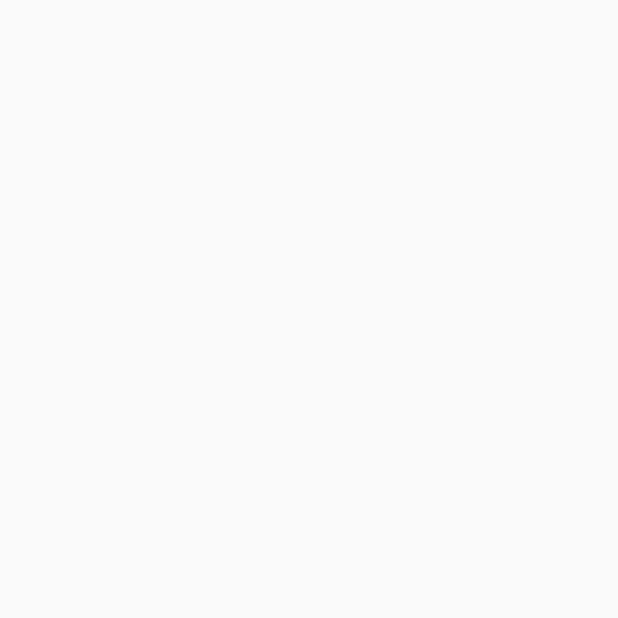
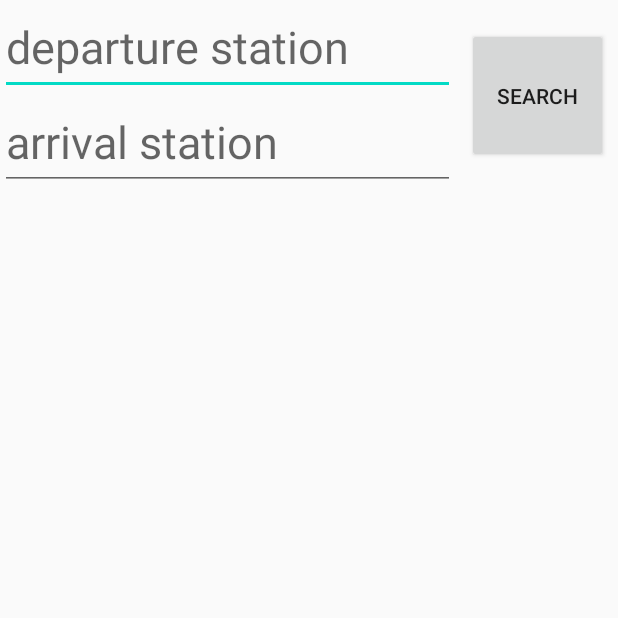
Before and after one commit to yunju-kang/AlbertAI, an Android app: the BusActivity screen opened directly, with no data from a screen before it, on a phone screen of 412 x 824 dp, the top half of it. Before the commit the part shown is empty. Run offline under Robolectric (Android 15) with nearby library versions, the phone set to English and light mode, and no system bars.

Commit message:
add editText to bus_activity

```diff
--- a/application/AlbertAlarm/app/src/main/java/com/example/albertalarm/BusActivity.java
+++ b/application/AlbertAlarm/app/src/main/java/com/example/albertalarm/BusActivity.java
@@ -3,20 +3,34 @@ package com.example.albertalarm;
 import android.os.Bundle;
 import android.view.Gravity;
 import android.view.View;
+import android.widget.Button;
 
 import androidx.appcompat.app.AppCompatActivity;
+import androidx.drawerlayout.widget.DrawerLayout;
 
 
 public class BusActivity extends AppCompatActivity {
 
-   // View busDrawer;
-
+    //Button btnOpen;
 
     @Override
     protected void onCreate(Bundle savedInstanceState) {
         super.onCreate(savedInstanceState);
         setContentView(R.layout.activity_bus);
 
+        //btnOpen = (Button)findViewById(R.id.open);
+
+
+        // open DrawerLayout Event
+       /* btnOpen.setOnClickListener(new Button.OnClickListener(){
+            @Override
+            public void onClick(View v){
+                DrawerLayout layDrawer = (DrawerLayout)findViewById(R.id.drawer);
+                if(!layDrawer.isDrawerOpen(Gravity.LEFT)){
+                    layDrawer.openDrawer(Gravity.LEFT);
+                }
+            }
+        });  */
 
 
     }
--- a/application/AlbertAlarm/app/src/main/res/layout/activity_bus.xml
+++ b/application/AlbertAlarm/app/src/main/res/layout/activity_bus.xml
@@ -1,5 +1,5 @@
 <?xml version="1.0" encoding="utf-8"?>
-<androidx.drawerlayout.widget.DrawerLayout xmlns:android="http://schemas.android.com/apk/res/android"
+<androidx.constraintlayout.widget.ConstraintLayout xmlns:android="http://schemas.android.com/apk/res/android"
     xmlns:app="http://schemas.android.com/apk/res-auto"
     xmlns:tools="http://schemas.android.com/tools"
     android:id="@+id/activity_bus"
@@ -8,20 +8,51 @@
     android:orientation="horizontal"
     app:layoutDescription="@xml/activity_bus_scene">
 
-    <View
-        android:layout_width="wrap_content"
-        android:layout_height="match_parent">
 
-    </View>
+    <EditText
+        android:id="@+id/departure"
+        android:layout_width="303dp"
+        android:layout_height="63dp"
+        android:hint="departure station"
+        android:textSize="30dp"
+        />
 
-    <View
-        android:id="@+id/bus_drawer"
-        android:layout_gravity="left"
-        android:layout_width="wrap_content"
-        android:layout_height="match_parent"
-        android:background="#F2D027">
+    <EditText
+        android:id="@+id/arrival"
+        android:layout_width="303dp"
+        android:layout_height="63dp"
+        android:hint="arrival station"
+        android:textSize="30dp"
+        app:layout_constraintTop_toBottomOf="@id/departure"
+        app:layout_constraintLeft_toLeftOf="@id/departure"
+      />
 
-    </View>
+    <Button
+        android:layout_width="94dp"
+        android:layout_height="90dp"
+        android:layout_marginLeft="8dp"
+        android:text="search"
+        app:layout_constraintBottom_toBottomOf="@id/arrival"
+        app:layout_constraintLeft_toRightOf="@id/arrival"
+        app:layout_constraintTop_toTopOf="@id/departure"
+         />
 
 
-</androidx.drawerlayout.widget.DrawerLayout>
+    <!--Button
+        android:layout_width="wrap_content"
+        android:layout_height="wrap_content"
+        android:text="Edit Traffic Schedule"
+        android:id="@+id/open"/>
+    <androidx.drawerlayout.widget.DrawerLayout
+        android:id="@+id/drawer"
+        android:layout_width="0dp"
+        android:layout_height="0dp"
+        android:background="@android:color/darker_gray"
+        app:layout_constraintBottom_toBottomOf="parent"
+        app:layout_constraintRight_toRightOf="parent"
+        app:layout_constraintLeft_toLeftOf="parent"
+        >
+    </androidx.drawerlayout.widget.DrawerLayout-->
+
+
+</androidx.constraintlayout.widget.ConstraintLayout>
```
